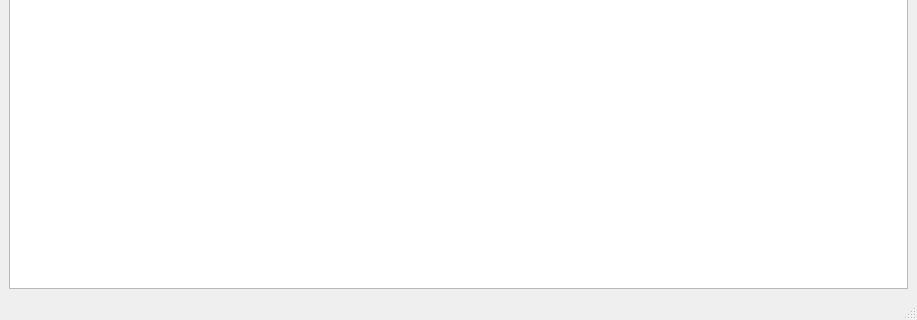
First picture: the form in addie/ui/preview_ascii.ui, repository neutrons/addie, before the edit; both pictures show x 0 to 917 and y 628 to 948 of the 917 by 948 pixel window.
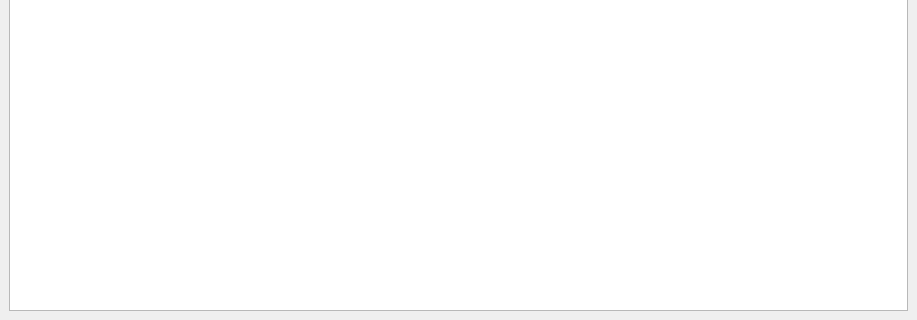
Second picture: the form after the edit.

Commit message: remove status bar

Patch:
```diff
--- a/addie/ui/preview_ascii.ui
+++ b/addie/ui/preview_ascii.ui
@@ -30,7 +30,6 @@
     </rect>
    </property>
   </widget>
-  <widget class="QStatusBar" name="statusbar"/>
  </widget>
  <resources/>
  <connections/>
```
The commit also changes 19 other files.
